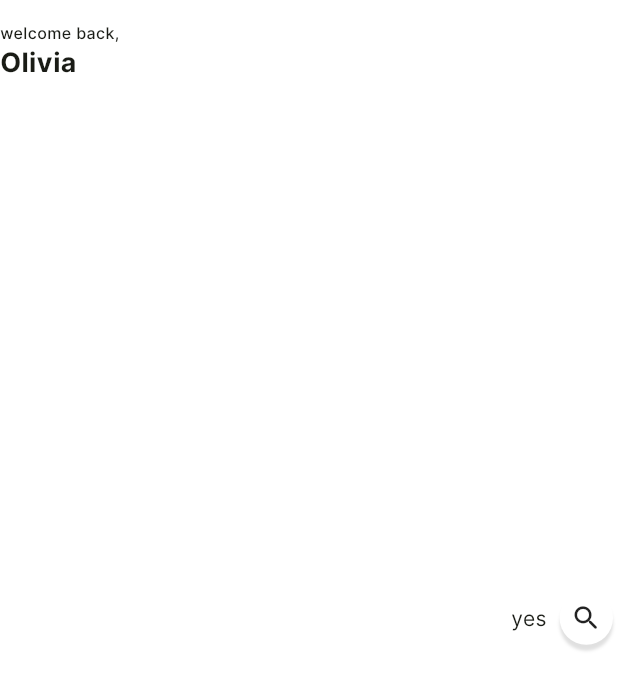
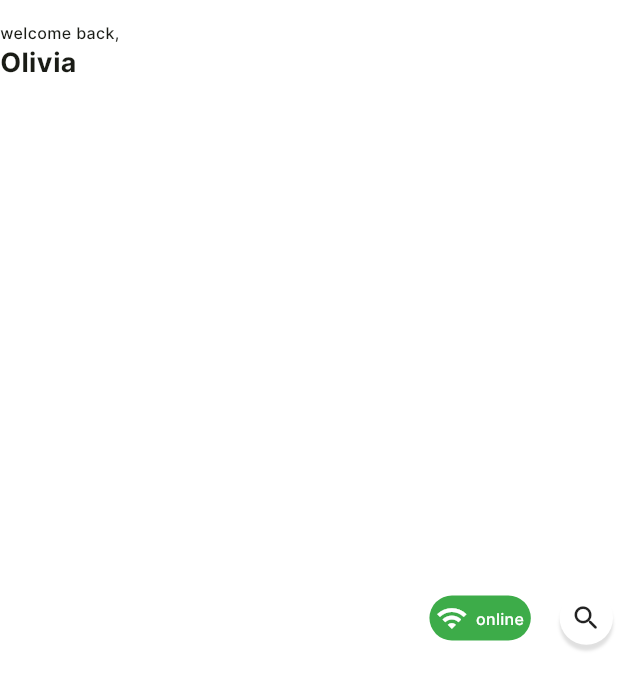
Before and after one commit to AgMarwanAg/test_eccomarce, a Flutter app: the HomeAppBarWidget widget shown alone on an empty page, opened directly, on a phone screen of 412 x 824 dp. Shown: the top 690 px of the screen. Run offline on Flutter 3.47's test engine with Material 3 defaults, Android fonts, the phone set to English and light mode, and no system bars; drawn by our look-alikes of toastification; our stand-ins replace bloc, cached_network_image, carousel_slider, connectivity_plus, dio, easy_localization and 11 more; accounts and stored records are empty; network calls fail.

Commit message:
feat: introduce `ConnectionStatusWidget` to display internet status in `HomeAppBarWidget`.

```diff
--- a/lib/features/home/features/home_tab/presentation/widgets/home_app_bar_widget.dart
+++ b/lib/features/home/features/home_tab/presentation/widgets/home_app_bar_widget.dart
@@ -5,6 +5,7 @@ import 'package:test_eccomarce/config/style/app_decoration.dart';
 import 'package:test_eccomarce/core/utls/connection_utils.dart';
 import 'package:test_eccomarce/features/search/presentation/search_screen.dart';
 import 'package:test_eccomarce/shared/extensions/_export.dart';
+import 'package:test_eccomarce/shared/widgets/connection_status_widget.dart';
 import 'package:test_eccomarce/shared/widgets/text_widget.dart';
 
 class HomeAppBarWidget extends StatelessWidget {
@@ -29,16 +30,13 @@ class HomeAppBarWidget extends StatelessWidget {
               StreamBuilder<bool>(
                 stream: InternetConnectionService.onInternetStatusChange,
                 builder: (context, snapshot) {
-                  final hasInternet = snapshot.data ?? true;
+                  // final hasInternet = snapshot.data ?? true;
+                  final hasInternet = true;
 
-                  if (!hasInternet) {
-                    return Text('No', style: TextStyle(fontSize: 18));
-                  }
-
-                  return Text('yes');
+                  return ConnectionStatusWidget(isOnline: hasInternet);
                 },
               ),
-              5.sizeW,
+              15.sizeW,
               GestureDetector(
                 onTap: () {
                   SearchScreen.push(context);
--- /dev/null
+++ b/lib/shared/widgets/connection_status_widget.dart
@@ -0,0 +1,35 @@
+import 'package:flutter/material.dart';
+import 'package:flutter_screenutil/flutter_screenutil.dart';
+import 'package:test_eccomarce/config/style/app_colors.dart';
+import 'package:test_eccomarce/shared/extensions/_export.dart';
+import 'package:test_eccomarce/shared/widgets/text_widget.dart';
+
+class ConnectionStatusWidget extends StatelessWidget {
+  final bool isOnline;
+  const ConnectionStatusWidget({super.key, required this.isOnline});
+
+  @override
+  Widget build(BuildContext context) {
+    return Container(
+      padding: EdgeInsets.all(5.sp),
+      decoration: BoxDecoration(
+        color: isOnline ? AppColors.successColor : AppColors.errorColor,
+        borderRadius: BorderRadius.circular(30.r),
+      ),
+      child: Row(
+        children: [
+          Icon(
+            isOnline ? Icons.wifi : Icons.wifi_off,
+            color: AppColors.whiteColor,
+            size: 20.w,
+          ),
+          5.sizeW,
+          TextWidget(
+            isOnline ? 'online' : 'offline',
+            style: AppTextStyle.s12W500.copyWith(color: AppColors.whiteColor),
+          ),
+        ],
+      ),
+    );
+  }
+}
```
